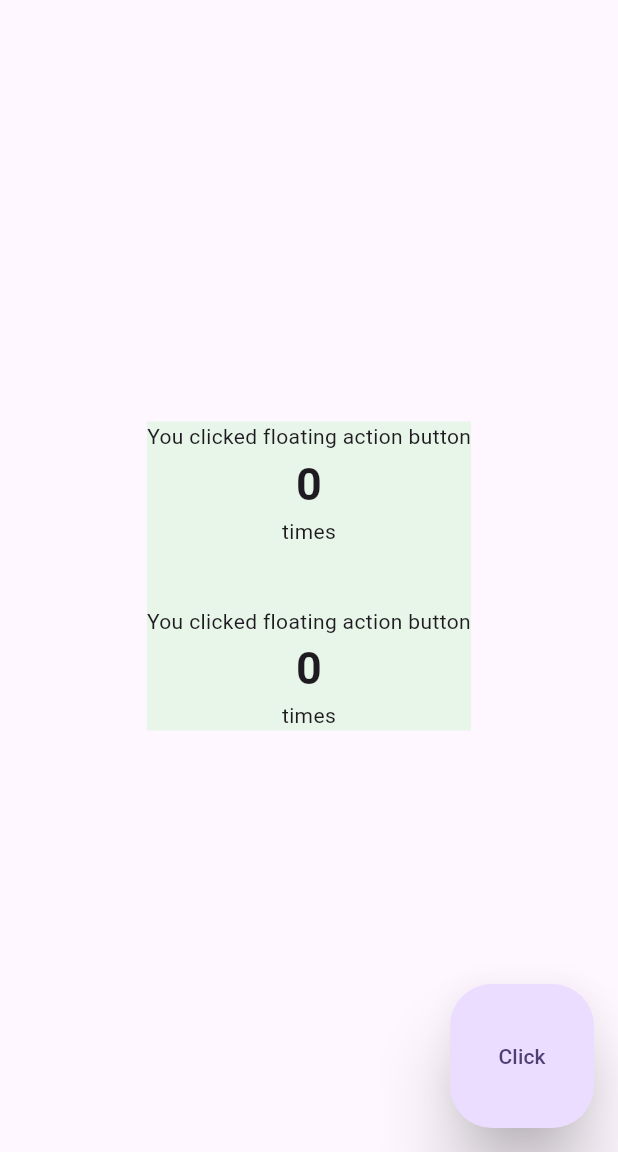
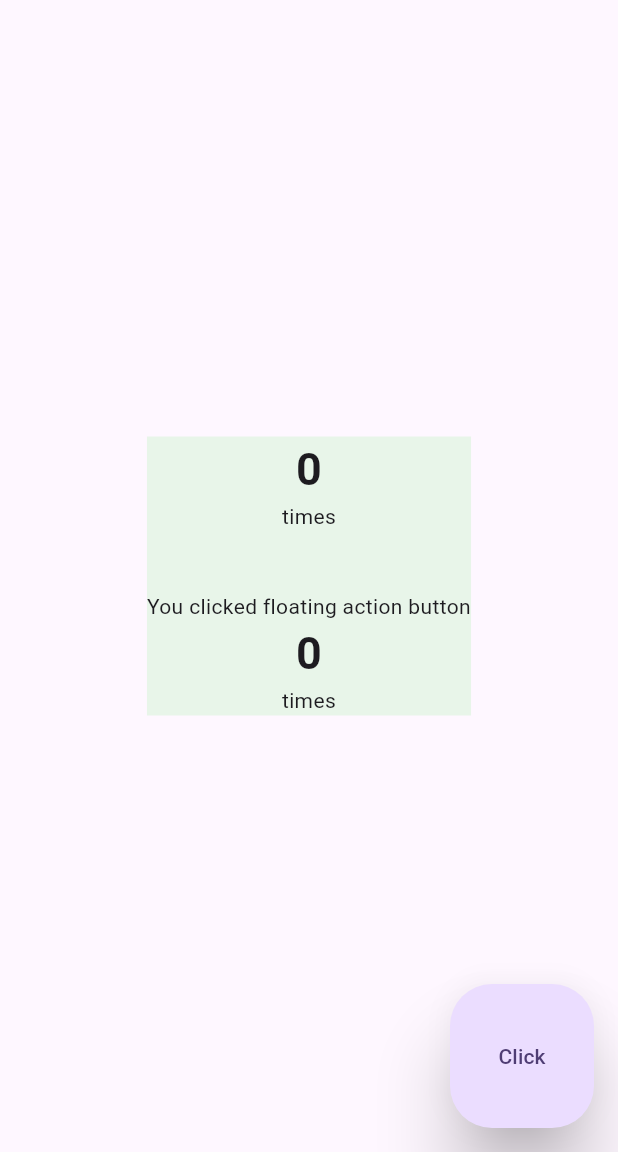
Before and after one commit to MdFarhanRaja/flutter_tutorials, a Flutter app: the screen it shows after launch, on a phone screen of 412 x 824 dp, the part 84-1236 px from its top. Run offline on Flutter 3.47's test engine with Material 3 defaults, Android fonts, the phone set to English and light mode, and no system bars.

```diff
--- a/lib/home_page.dart
+++ b/lib/home_page.dart
@@ -40,9 +40,6 @@ class _HomePageState extends State<HomePage> {
                 crossAxisAlignment: CrossAxisAlignment.center,
                 children: [
                   Text(
-                    'You clicked floating action button',
-                  ),
-                  Text(
                     '$count',
                     style: TextStyle(fontWeight: FontWeight.bold, fontSize: 30),
                     textAlign: TextAlign.center,
```
